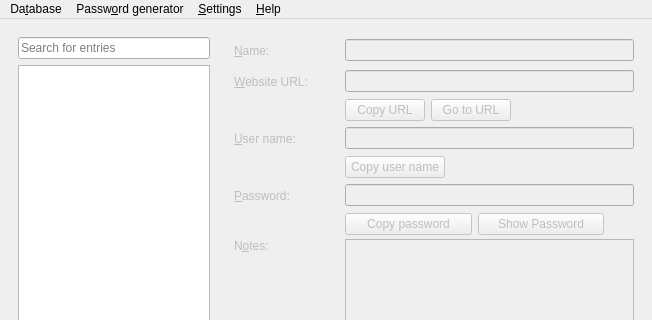
Qt form MainWindow.ui (veaceslav/qpass-qt5) before a commit; both pictures show x 0 to 652 and y 0 to 320 of the 652 by 546 pixel window.
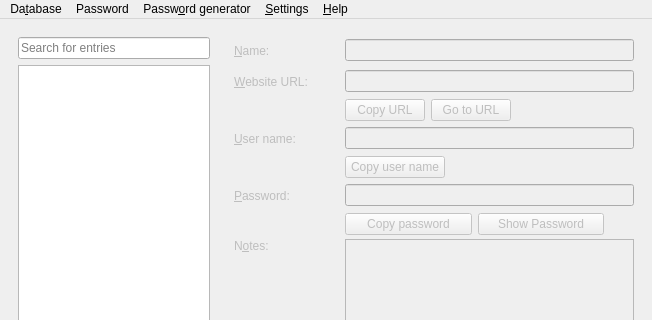
The same form after that commit.

Commit message: Added numbered password view

```diff
--- a/MainWindow.ui
+++ b/MainWindow.ui
@@ -500,7 +500,14 @@
     </property>
     <addaction name="actionGeneratePassword"/>
    </widget>
+   <widget class="QMenu" name="menuPassword">
+    <property name="title">
+     <string>Password</string>
+    </property>
+    <addaction name="actionShowNumberedCharacters"/>
+   </widget>
    <addaction name="menuFile"/>
+   <addaction name="menuPassword"/>
    <addaction name="menuPass_ord_generator"/>
    <addaction name="menuSettings"/>
    <addaction name="menuHelp"/>
```
Left out of the diff: 8 changed lines with no effect on the pictures. The commit also changes 6 other files.
